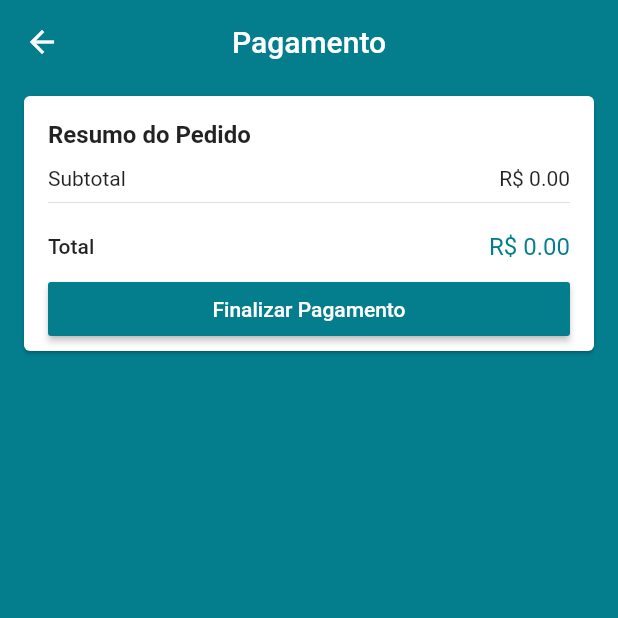
After one commit to ThiagooSr/AppLojaVirtual, a Flutter app: the CheckoutScreen screen opened by its route, after a tap on "Finalizar Pagamento", on a phone screen of 412 x 824 dp, the top half of it. The commit adds this screen. Run offline on Flutter 3.47's test engine with Material 2 defaults, Android fonts, the phone set to English and light mode, and no system bars; our stand-ins replace brasil_fields, carousel_pro, cloud_firestore, dio, firebase_auth, firebase_storage and 4 more; missing offline and left inert: alphabet_list_scroll_view; accounts and stored records are empty; statements that could not run were skipped.

Commit message:
Iniciando a programação, para verificar se tem o produto em estoque na hora de finalizar a compra. Para que duas pessoas faz compra ao mesmo tempo, e uma delas não compre sem estoque.

```diff
--- a/lib/main.dart
+++ b/lib/main.dart
@@ -12,6 +12,7 @@ import 'package:lojavirtualapp/screens/base/base_screen.dart';
 import 'package:lojavirtualapp/screens/base/login/login_screen.dart';
 import 'package:lojavirtualapp/screens/base/signup/signup_screen.dart';
 import 'package:lojavirtualapp/screens/cart/cart_screen.dart';
+import 'package:lojavirtualapp/screens/checkout/checkout_screen.dart';
 import 'package:lojavirtualapp/screens/edit_product/edit_product_screen.dart';
 import 'package:lojavirtualapp/screens/product/product_screen.dart';
 import 'package:lojavirtualapp/screens/select_product/select_product_screen.dart';
@@ -79,6 +80,8 @@ class MyApp extends StatelessWidget {
             return MaterialPageRoute(builder: (_) => CartScreen());
           case '/address':
             return MaterialPageRoute(builder: (_) => AddressScreen());
+          case '/checkout':
+            return MaterialPageRoute(builder: (_) => CheckoutScreen());
           case '/product':
             return MaterialPageRoute(builder: (_) => ProductScreen(
               settings.arguments as Product
--- /dev/null
+++ b/lib/models/checkout_manager.dart
@@ -0,0 +1,83 @@
+import 'package:cloud_firestore/cloud_firestore.dart';
+import 'package:flutter/cupertino.dart';
+import 'package:lojavirtualapp/models/cart_manager.dart';
+import 'package:lojavirtualapp/models/product.dart';
+
+class CheckoutManager extends ChangeNotifier {
+
+  CartManager cartManager;
+
+  final Firestore firestore = Firestore.instance;
+
+  void updateCart(CartManager cartManager){
+    this.cartManager = cartManager;
+  }
+
+  Future<void> checkout() async {
+    try {
+      await _decrementStock();
+    } catch (e) {
+      debugPrint(e.toString());
+    }
+    _getOrderId().then((value) => print(value));
+  }
+  Future<int> _getOrderId() async {
+    final ref = firestore.document('aux/ordercounter');
+
+    try {
+      final result = await firestore.runTransaction((tx) async {
+        final doc = await tx.get(ref);
+        final orderId = doc.data['current'] as int;
+        await tx.update(ref, {'current': orderId + 1});
+        return {'orderId': orderId};
+      });
+      return result ['orderId'] as int;
+    } catch (e) {
+      debugPrint(e.toString());
+      return Future.error('Falha ao gerar número do pedido');
+    }
+  }
+
+  Future<void> _decrementStock(){
+
+     return firestore.runTransaction((tx) async {
+      final List<Product> productsToUpdate = [];
+      final List<Product> productsWithoutStock = [];
+
+      for(final cartProduct in cartManager.items) {
+        Product product;
+
+        if(productsToUpdate.any((p) => p.id == cartProduct.productId)){
+          product = productsToUpdate.firstWhere(
+                  (p) => p.id == cartProduct.productId);
+        } else {
+          final doc = await tx.get(
+              firestore.document('products/${cartProduct.productId}')
+          );
+           product = Product.fromDocument(doc);
+        }
+
+          cartProduct.product = product;
+
+        final size = product.findSize(cartProduct.size);
+        if (size.stock - cartProduct.quantity < 0) {
+          productsWithoutStock.add(product);
+        } else {
+          size.stock -= cartProduct.quantity;
+          productsToUpdate.add(product);
+        }
+      }
+
+      if(productsWithoutStock.isNotEmpty){
+        return Future.error(
+            '${productsWithoutStock.length} produtos sem estoque');
+      }
+      for(final product in productsToUpdate){
+        tx.update(firestore.document('products/${product.id}'),
+            {'sizes': product.exportSizeList()});
+      }
+    });
+
+  }
+
+}
--- a/lib/screens/address/address_screen.dart
+++ b/lib/screens/address/address_screen.dart
@@ -20,7 +20,7 @@ class AddressScreen extends StatelessWidget {
                 return PriceCard(
                   buttonText: 'Continuar para o Pagamento',
                   onPressed: cartManager.isAddressValid ? (){
-
+                    Navigator.of(context).pushNamed('/checkout');
                   } : null,
                 );
               },
--- /dev/null
+++ b/lib/screens/checkout/checkout_screen.dart
@@ -0,0 +1,37 @@
+import 'package:flutter/material.dart';
+import 'package:lojavirtualapp/common/price_card.dart';
+import 'package:lojavirtualapp/models/cart_manager.dart';
+import 'package:lojavirtualapp/models/checkout_manager.dart';
+import 'package:provider/provider.dart';
+
+class CheckoutScreen extends StatelessWidget {
+  @override
+  Widget build(BuildContext context) {
+    return ChangeNotifierProxyProvider<CartManager, CheckoutManager>(
+      create: (_) => CheckoutManager(),
+      update: (_, cartManager, checkoutManager) =>
+      checkoutManager..updateCart(cartManager),
+      lazy: false,
+      child: Scaffold(
+        appBar: AppBar(
+          title: const Text('Pagamento'),
+          centerTitle: true,
+        ),
+        body: Consumer<CheckoutManager>(
+          builder: (_, checkoutManager, __){
+            return ListView(
+              children: <Widget>[
+                PriceCard(
+                  buttonText: 'Finalizar Pagamento',
+                  onPressed: (){
+                   checkoutManager.checkout();
+                  },
+                )
+              ],
+            );
+          },
+        )
+      ),
+    );
+  }
+}
```
